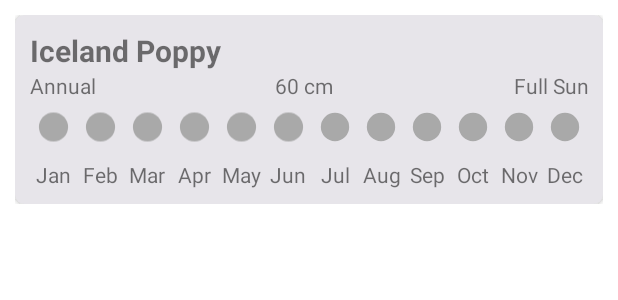
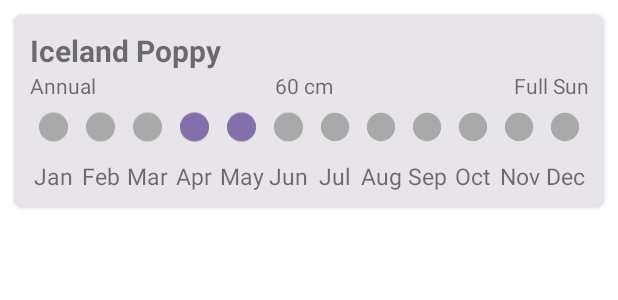
Before and after one commit to wilana/GardenGatherer, an Android app: the layout item_plant_list.xml on its own in the app's theme, with its tools: preview values and no code run, on a phone screen of 412 x 824 dp. Shown: the top 300 px of the screen. Run offline under Robolectric (Android 15) with nearby library versions, the phone set to English and light mode, and no system bars.

Commit message:
Made adjustments to save garden and save plant, fixed some issues for the recycler view's click events caused by a card view within a constraint layout

```diff
--- a/app/src/main/java/com/WSM1120464/gardengatherer/GardenSaveActivity.kt
+++ b/app/src/main/java/com/WSM1120464/gardengatherer/GardenSaveActivity.kt
@@ -1,12 +1,10 @@
 package com.WSM1120464.gardengatherer
 
-import android.content.Intent
+
 import androidx.appcompat.app.AppCompatActivity
 import android.os.Bundle
-import android.widget.ArrayAdapter
 import android.widget.Toast
 import com.WSM1120464.gardengatherer.databinding.ActivityGardenSaveBinding
-import com.google.android.material.floatingactionbutton.FloatingActionButton
 import com.google.firebase.firestore.FirebaseFirestore
 
 /**
--- a/app/src/main/java/com/WSM1120464/gardengatherer/GardenViewAdapter.kt
+++ b/app/src/main/java/com/WSM1120464/gardengatherer/GardenViewAdapter.kt
@@ -1,7 +1,6 @@
 package com.WSM1120464.gardengatherer
 
 import android.content.Context
-import android.util.Log
 import android.view.LayoutInflater
 import android.view.View
 import android.view.ViewGroup
--- a/app/src/main/java/com/WSM1120464/gardengatherer/MainActivity.kt
+++ b/app/src/main/java/com/WSM1120464/gardengatherer/MainActivity.kt
@@ -5,7 +5,6 @@ import androidx.appcompat.app.AppCompatActivity
 import android.os.Bundle
 import androidx.activity.viewModels
 import androidx.lifecycle.Observer
-import androidx.recyclerview.widget.LinearLayoutManager
 
 
 import com.WSM1120464.gardengatherer.databinding.ActivityMainBinding
--- a/app/src/main/java/com/WSM1120464/gardengatherer/Plant.kt
+++ b/app/src/main/java/com/WSM1120464/gardengatherer/Plant.kt
@@ -5,7 +5,7 @@ class Plant (
     var plantName: String?=null,
     var plantType: String?=null,
     var plantLight: String?=null,
-    var plantHeight: Int?= null,
+    var plantHeight: String?= null,
     var plantBloomStart: Int?=null,
     var plantBloomEnd: Int?=null,
     var plantFertilizer: String?=null,
--- a/app/src/main/res/drawable/ic_baseline_local_florist_24.xml
+++ /dev/null
@@ -1,5 +0,0 @@
-<vector android:height="36dp" android:tint="#836FA9"
-    android:viewportHeight="24" android:viewportWidth="24"
-    android:width="36dp" xmlns:android="http://schemas.android.com/apk/res/android">
-    <path android:fillColor="@android:color/white" android:pathData="M12,22c4.97,0 9,-4.03 9,-9 -4.97,0 -9,4.03 -9,9zM5.6,10.25c0,1.38 1.12,2.5 2.5,2.5 0.53,0 1.01,-0.16 1.42,-0.44l-0.02,0.19c0,1.38 1.12,2.5 2.5,2.5s2.5,-1.12 2.5,-2.5l-0.02,-0.19c0.4,0.28 0.89,0.44 1.42,0.44 1.38,0 2.5,-1.12 2.5,-2.5 0,-1 -0.59,-1.85 -1.43,-2.25 0.84,-0.4 1.43,-1.25 1.43,-2.25 0,-1.38 -1.12,-2.5 -2.5,-2.5 -0.53,0 -1.01,0.16 -1.42,0.44l0.02,-0.19C14.5,2.12 13.38,1 12,1S9.5,2.12 9.5,3.5l0.02,0.19c-0.4,-0.28 -0.89,-0.44 -1.42,-0.44 -1.38,0 -2.5,1.12 -2.5,2.5 0,1 0.59,1.85 1.43,2.25 -0.84,0.4 -1.43,1.25 -1.43,2.25zM12,5.5c1.38,0 2.5,1.12 2.5,2.5s-1.12,2.5 -2.5,2.5S9.5,9.38 9.5,8s1.12,-2.5 2.5,-2.5zM3,13c0,4.97 4.03,9 9,9 0,-4.97 -4.03,-9 -9,-9z"/>
-</vector>
--- a/app/src/main/res/drawable/in_bloom.xml
+++ b/app/src/main/res/drawable/in_bloom.xml
@@ -1,5 +1,5 @@
-<vector android:height="24dp" android:tint="#836FA9"
+<vector android:height="36dp" android:tint="#836FA9"
     android:viewportHeight="24" android:viewportWidth="24"
-    android:width="24dp" xmlns:android="http://schemas.android.com/apk/res/android">
-    <path android:fillColor="@android:color/white" android:pathData="M12,22c4.97,0 9,-4.03 9,-9 -4.97,0 -9,4.03 -9,9zM5.6,10.25c0,1.38 1.12,2.5 2.5,2.5 0.53,0 1.01,-0.16 1.42,-0.44l-0.02,0.19c0,1.38 1.12,2.5 2.5,2.5s2.5,-1.12 2.5,-2.5l-0.02,-0.19c0.4,0.28 0.89,0.44 1.42,0.44 1.38,0 2.5,-1.12 2.5,-2.5 0,-1 -0.59,-1.85 -1.43,-2.25 0.84,-0.4 1.43,-1.25 1.43,-2.25 0,-1.38 -1.12,-2.5 -2.5,-2.5 -0.53,0 -1.01,0.16 -1.42,0.44l0.02,-0.19C14.5,2.12 13.38,1 12,1S9.5,2.12 9.5,3.5l0.02,0.19c-0.4,-0.28 -0.89,-0.44 -1.42,-0.44 -1.38,0 -2.5,1.12 -2.5,2.5 0,1 0.59,1.85 1.43,2.25 -0.84,0.4 -1.43,1.25 -1.43,2.25zM12,5.5c1.38,0 2.5,1.12 2.5,2.5s-1.12,2.5 -2.5,2.5S9.5,9.38 9.5,8s1.12,-2.5 2.5,-2.5zM3,13c0,4.97 4.03,9 9,9 0,-4.97 -4.03,-9 -9,-9z"/>
+    android:width="36dp" xmlns:android="http://schemas.android.com/apk/res/android">
+    <path android:fillColor="@android:color/white" android:pathData="M12,12m-10,0a10,10 0,1 1,20 0a10,10 0,1 1,-20 0"/>
 </vector>
--- a/app/src/main/res/layout/activity_plant_save.xml
+++ b/app/src/main/res/layout/activity_plant_save.xml
@@ -137,7 +137,7 @@
                     android:layout_height="wrap_content"
                     android:ems="10"
                     android:hint="@string/example_height"
-                    android:inputType="number"
+                    android:inputType="text"
                     android:textSize="@dimen/edit_text_size" />
             </TableRow>
 
--- a/app/src/main/res/layout/item_plant_list.xml
+++ b/app/src/main/res/layout/item_plant_list.xml
@@ -1,13 +1,9 @@
 <?xml version="1.0" encoding="utf-8"?>
-<androidx.constraintlayout.widget.ConstraintLayout xmlns:android="http://schemas.android.com/apk/res/android"
-    xmlns:app="http://schemas.android.com/apk/res-auto"
-    xmlns:tools="http://schemas.android.com/tools"
-    android:layout_width="match_parent"
-    android:layout_height="wrap_content"
-    android:padding="10dp"
-    android:textAlignment="textEnd">
 
-    <androidx.cardview.widget.CardView
+    <androidx.cardview.widget.CardView xmlns:android="http://schemas.android.com/apk/res/android"
+        xmlns:app="http://schemas.android.com/apk/res-auto"
+        xmlns:tools="http://schemas.android.com/tools"
+        android:textAlignment="textEnd"
         android:layout_width="match_parent"
         android:layout_height="wrap_content"
         android:clickable="true"
@@ -15,6 +11,7 @@
         app:cardBackgroundColor="#E7E5EA"
         app:cardCornerRadius="6dp"
         app:contentPadding="10dp"
+        android:layout_margin="10dp"
         app:layout_constraintEnd_toEndOf="parent"
         app:layout_constraintStart_toStartOf="parent"
         app:layout_constraintTop_toTopOf="parent">
@@ -64,12 +61,6 @@
             </LinearLayout>
 
 
-            <LinearLayout
-                android:layout_width="match_parent"
-                android:layout_height="wrap_content"
-                android:orientation="vertical">
-
-
                 <TableLayout
                     android:layout_width="match_parent"
                     android:layout_height="wrap_content">
@@ -85,7 +76,8 @@
                             android:layout_gravity="center_horizontal"
                             android:layout_margin="2dp"
                             android:layout_weight="1"
-                            app:srcCompat="@drawable/out_of_bloom" />
+                            app:srcCompat="@drawable/out_of_bloom"
+                            android:contentDescription="@string/out_of_bloom"/>
 
                         <ImageView
                             android:id="@+id/imageViewFeb"
@@ -94,7 +86,8 @@
                             android:layout_gravity="center_horizontal"
                             android:layout_margin="2dp"
                             android:layout_weight="1"
-                            app:srcCompat="@drawable/out_of_bloom" />
+                            app:srcCompat="@drawable/out_of_bloom"
+                            android:contentDescription="@string/out_of_bloom"/>
 
                         <ImageView
                             android:id="@+id/imageViewMar"
@@ -103,7 +96,8 @@
                             android:layout_gravity="center_horizontal"
                             android:layout_margin="2dp"
                             android:layout_weight="1"
-                            app:srcCompat="@drawable/out_of_bloom" />
+                            app:srcCompat="@drawable/out_of_bloom"
+                            android:contentDescription="@string/out_of_bloom"/>
 
                         <ImageView
                             android:id="@+id/imageViewApr"
@@ -112,7 +106,8 @@
                             android:layout_gravity="center_horizontal"
                             android:layout_margin="2dp"
                             android:layout_weight="1"
-                            app:srcCompat="@drawable/out_of_bloom" />
+                            app:srcCompat="@drawable/in_bloom"
+                            android:contentDescription="@string/out_of_bloom"/>
 
                         <ImageView
                             android:id="@+id/imageViewMay"
@@ -121,7 +116,8 @@
                             android:layout_gravity="center_horizontal"
                             android:layout_margin="2dp"
                             android:layout_weight="1"
-                            app:srcCompat="@drawable/out_of_bloom" />
+                            app:srcCompat="@drawable/in_bloom"
+                            android:contentDescription="@string/out_of_bloom"/>
 
                         <ImageView
                             android:id="@+id/imageViewJun"
@@ -130,7 +126,8 @@
                             android:layout_gravity="center_horizontal"
                             android:layout_margin="2dp"
                             android:layout_weight="1"
-                            app:srcCompat="@drawable/out_of_bloom" />
+                            app:srcCompat="@drawable/out_of_bloom"
+                            android:contentDescription="@string/out_of_bloom"/>
 
                         <ImageView
                             android:id="@+id/imageViewJul"
@@ -139,7 +136,8 @@
                             android:layout_gravity="center_horizontal"
                             android:layout_margin="2dp"
                             android:layout_weight="1"
-                            app:srcCompat="@drawable/out_of_bloom" />
+                            app:srcCompat="@drawable/out_of_bloom"
+                            android:contentDescription="@string/out_of_bloom"/>
 
                         <ImageView
                             android:id="@+id/imageViewAug"
@@ -148,7 +146,8 @@
                             android:layout_gravity="center_horizontal"
                             android:layout_margin="2dp"
                             android:layout_weight="1"
-                            app:srcCompat="@drawable/out_of_bloom" />
+                            app:srcCompat="@drawable/out_of_bloom"
+                            android:contentDescription="@string/out_of_bloom"/>
 
                         <ImageView
                             android:id="@+id/imageViewSep"
@@ -157,7 +156,8 @@
                             android:layout_gravity="center_horizontal"
                             android:layout_margin="2dp"
                             android:layout_weight="1"
-                            app:srcCompat="@drawable/out_of_bloom" />
+                            app:srcCompat="@drawable/out_of_bloom"
+                            android:contentDescription="@string/out_of_bloom"/>
 
                         <ImageView
                             android:id="@+id/imageViewOct"
@@ -166,7 +166,8 @@
                             android:layout_gravity="center_horizontal"
                             android:layout_margin="2dp"
                             android:layout_weight="1"
-                            app:srcCompat="@drawable/out_of_bloom" />
+                            app:srcCompat="@drawable/out_of_bloom"
+                            android:contentDescription="@string/out_of_bloom"/>
 
                         <ImageView
                             android:id="@+id/imageViewNov"
@@ -175,7 +176,8 @@
                             android:layout_gravity="center_horizontal"
                             android:layout_margin="2dp"
                             android:layout_weight="1"
-                            app:srcCompat="@drawable/out_of_bloom" />
+                            app:srcCompat="@drawable/out_of_bloom"
+                            android:contentDescription="@string/out_of_bloom"/>
 
                         <ImageView
                             android:id="@+id/imageViewDec"
@@ -184,7 +186,8 @@
                             android:layout_gravity="center_horizontal"
                             android:layout_margin="2dp"
                             android:layout_weight="1"
-                            app:srcCompat="@drawable/out_of_bloom" />
+                            app:srcCompat="@drawable/out_of_bloom"
+                            android:contentDescription="@string/out_of_bloom"/>
                     </TableRow>
 
                     <TableRow
@@ -197,7 +200,8 @@
                             android:layout_height="wrap_content"
                             android:layout_weight="1"
                             android:text="Jan"
-                            android:textAlignment="center" />
+                            android:textAlignment="center"
+                            android:textSize="15dp" />
 
                         <TextView
                             android:id="@+id/textViewFeb"
@@ -205,7 +209,8 @@
                             android:layout_height="wrap_content"
                             android:layout_weight="1"
                             android:text="Feb"
-                            android:textAlignment="center" />
+                            android:textAlignment="center"
+                            android:textSize="15dp" />
 
                         <TextView
                             android:id="@+id/textViewMar"
@@ -213,7 +218,8 @@
                             android:layout_height="wrap_content"
                             android:layout_weight="1"
                             android:text="Mar"
-                            android:textAlignment="center" />
+                            android:textAlignment="center"
+                            android:textSize="15dp" />
 
                         <TextView
                             android:id="@+id/textViewApr"
@@ -221,7 +227,8 @@
                             android:layout_height="wrap_content"
                             android:layout_weight="1"
                             android:text="Apr"
-                            android:textAlignment="center" />
+                            android:textAlignment="center"
+                            android:textSize="15dp" />
 
                         <TextView
                             android:id="@+id/textViewMay"
@@ -229,7 +236,8 @@
                             android:layout_height="wrap_content"
                             android:layout_weight="1"
                             android:text="May"
-                            android:textAlignment="center" />
+                            android:textAlignment="center"
+                            android:textSize="15dp" />
 
                         <TextView
                             android:id="@+id/textViewJun"
@@ -237,7 +245,8 @@
                             android:layout_height="wrap_content"
                             android:layout_weight="1"
                             android:text="Jun"
-                            android:textAlignment="center" />
+                            android:textAlignment="center"
+                            android:textSize="15dp" />
 
                         <TextView
                             android:id="@+id/textViewJul"
@@ -245,7 +254,8 @@
                             android:layout_height="wrap_content"
                             android:layout_weight="1"
                             android:text="Jul"
-                            android:textAlignment="center" />
+                            android:textAlignment="center"
+                            android:textSize="15dp" />
 
                         <TextView
                             android:id="@+id/textViewAug"
@@ -253,7 +263,8 @@
                             android:layout_height="wrap_content"
                             android:layout_weight="1"
                             android:text="Aug"
-                            android:textAlignment="center" />
+                            android:textAlignment="center"
+                            android:textSize="15dp" />
 
                         <TextView
                             android:id="@+id/textViewSep"
@@ -261,7 +272,8 @@
                             android:layout_height="wrap_content"
                             android:layout_weight="1"
                             android:text="Sep"
-                            android:textAlignment="center" />
+                            android:textAlignment="center"
+                            android:textSize="15dp" />
 
                         <TextView
                             android:id="@+id/textViewOct"
@@ -269,7 +281,8 @@
                             android:layout_height="wrap_content"
                             android:layout_weight="1"
                             android:text="Oct"
-                            android:textAlignment="center" />
+                            android:textAlignment="center"
+                            android:textSize="15dp" />
 
                         <TextView
                             android:id="@+id/textViewNov"
@@ -277,7 +290,8 @@
                             android:layout_height="wrap_content"
                             android:layout_weight="1"
                             android:text="Nov"
-                            android:textAlignment="center" />
+                            android:textAlignment="center"
+                            android:textSize="15dp" />
 
                         <TextView
                             android:id="@+id/textViewDec"
@@ -285,15 +299,14 @@
                             android:layout_height="wrap_content"
                             android:layout_weight="1"
                             android:text="Dec"
-                            android:textAlignment="center" />
+                            android:textAlignment="center"
+                            android:textSize="15dp" />
                     </TableRow>
 
                 </TableLayout>
 
 
-            </LinearLayout>
+
 
         </LinearLayout>
     </androidx.cardview.widget.CardView>
-
-</androidx.constraintlayout.widget.ConstraintLayout>
--- a/app/src/main/res/values/strings.xml
+++ b/app/src/main/res/values/strings.xml
@@ -4,7 +4,7 @@
     <string name="log_in">Log In</string>
     <string name="browse_gardens">Browse Gardens</string>
     <string name="type">Type:</string>
-    <string name="height">Height (cm):</string>
+    <string name="height">Height:</string>
     <string name="example_height">10</string>
     <string name="bloom_time">Bloom Time:</string>
     <string name="april">April</string>
@@ -32,6 +32,7 @@
     <string name="lighting">Lighting:</string>
     <string name="view_all_gardens">View All Gardens</string>
     <string name="view_garden">View Garden</string>
+    <string name="out_of_bloom">Out of Bloom</string>
     <string-array name="months">
         <item>January</item>
         <item>February</item>
```
Also changed, not shown: app/src/main/AndroidManifest.xml (+5 -7 lines), app/src/main/java/com/WSM1120464/gardengatherer/PlantSaveActivity.kt (+5 -6 lines), app/src/main/java/com/WSM1120464/gardengatherer/PlantViewAdapter.kt (+14 -0 lines), app/src/main/res/layout/item_garden_list.xml (+6 -10 lines).
